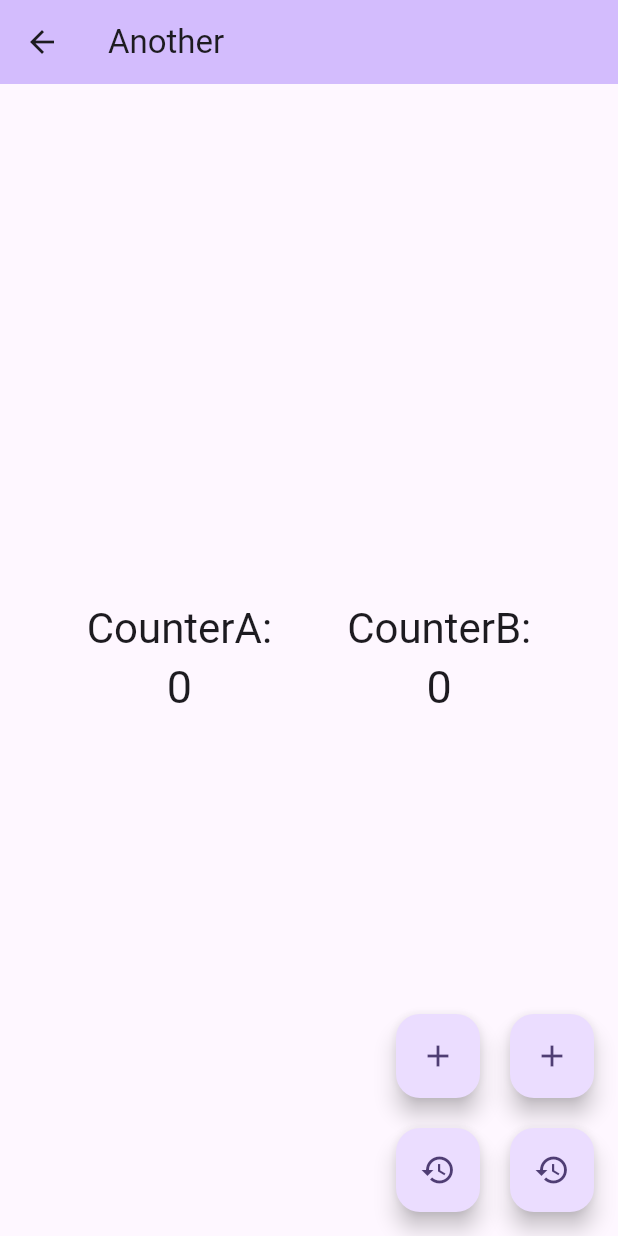
After one commit to peerapattop/flutter_bloc_learn, a Flutter app: the screen it shows after launch, after a tap on the "navigate next" icon, on a phone screen of 412 x 824 dp. The commit adds this screen. Run offline on Flutter 3.47's test engine with Material 3 defaults, Android fonts, the phone set to English and light mode, and no system bars; our stand-ins replace equatable, flutter_bloc.

Commit message:
another page

```diff
--- a/lib/main.dart
+++ b/lib/main.dart
@@ -1,6 +1,8 @@
 import 'package:flutter/material.dart';
 import 'package:flutter_bloc/flutter_bloc.dart';
+import 'package:flutter_bloc_learn/src/app_route.dart';
 import 'package:flutter_bloc_learn/src/bloc/counter_a_bloc/counter_a_bloc.dart';
+import 'package:flutter_bloc_learn/src/bloc/counter_b_bloc/counter_b_bloc.dart';
 import 'package:flutter_bloc_learn/src/pages/home_page.dart';
 
 void main() {
@@ -14,15 +16,17 @@ class MyApp extends StatelessWidget {
   Widget build(BuildContext context) {
     final counterABloc =
     BlocProvider<CounterABloc>(create: (context) => CounterABloc());
-    // final counterABloc =
-    // BlocProvider<CounterABloc>(create: (context) => CounterABloc());
+    final counterBBloc =
+    BlocProvider<CounterBBloc>(create: (context) => CounterBBloc());
     return MultiBlocProvider(
       providers: [
-        counterABloc
+        counterABloc,
+        counterBBloc
       ],
       child: MaterialApp(
         debugShowCheckedModeBanner: false,
         title: 'Flutter Demo',
+        routes: AppRoute().getAll,
         theme: ThemeData(
           colorScheme: ColorScheme.fromSeed(seedColor: Colors.deepPurple),
           useMaterial3: true,
--- /dev/null
+++ b/lib/src/app_route.dart
@@ -0,0 +1,13 @@
+import 'package:flutter/cupertino.dart';
+import 'package:flutter_bloc_learn/src/pages/another.dart';
+import 'package:flutter_bloc_learn/src/pages/home_page.dart';
+
+class AppRoute {
+  static const home = 'home';
+  static const another = 'another';
+  final _route = <String, WidgetBuilder>{
+    home: (context) => const MyHomePage(title: "HomePage"),
+    another: (context) => const AnotherPage(title: "Another")
+  };
+  get getAll => _route;
+}
--- /dev/null
+++ b/lib/src/bloc/counter_b_bloc/counter_b_bloc.dart
@@ -0,0 +1,19 @@
+import 'package:equatable/equatable.dart';
+import 'package:flutter_bloc/flutter_bloc.dart';
+
+part 'counter_b_event.dart';
+part 'counter_b_state.dart';
+
+class CounterBBloc extends Bloc<CounterBEvent, CounterBState> {
+  CounterBBloc() : super(const CounterBState(count: 0)) {
+    //Add
+    on<CounterBEventAdd>((event, emit) {
+      emit(state.copyWith(count: state.count+1));
+    });
+
+    //Reset
+    on<CounterBEventReset>((event, emit) {
+      emit(state.copyWith(count: 0));
+    });
+  }
+}
--- /dev/null
+++ b/lib/src/bloc/counter_b_bloc/counter_b_event.dart
@@ -0,0 +1,12 @@
+part of 'counter_b_bloc.dart';
+
+sealed class CounterBEvent extends Equatable {
+  const CounterBEvent();
+  @override
+
+  List<Object?> get props => [];
+}
+
+class CounterBEventAdd extends CounterBEvent{}
+
+class CounterBEventReset extends CounterBEvent{}
--- /dev/null
+++ b/lib/src/bloc/counter_b_bloc/counter_b_state.dart
@@ -0,0 +1,13 @@
+part of 'counter_b_bloc.dart';
+
+class CounterBState extends Equatable {
+  final int count;
+  const CounterBState({required this.count});
+
+  CounterBState copyWith({int? count}){
+    return CounterBState(count: count ?? this.count);
+  }
+
+  @override
+  List<Object> get props => [count];
+}
--- /dev/null
+++ b/lib/src/pages/another.dart
@@ -0,0 +1,107 @@
+import 'package:flutter/material.dart';
+import 'package:flutter_bloc/flutter_bloc.dart';
+import 'package:flutter_bloc_learn/src/bloc/counter_a_bloc/counter_a_bloc.dart';
+import '../bloc/counter_b_bloc/counter_b_bloc.dart';
+
+class AnotherPage extends StatefulWidget {
+  const AnotherPage({super.key, required this.title});
+
+  final String title;
+
+  @override
+  State<AnotherPage> createState() => _AnotherPageState();
+}
+
+class _AnotherPageState extends State<AnotherPage> {
+  @override
+  Widget build(BuildContext context) {
+    return Scaffold(
+      appBar: AppBar(
+        backgroundColor: Theme.of(context).colorScheme.inversePrimary,
+        title: Text(widget.title),
+      ),
+      body: Row(
+        mainAxisAlignment: MainAxisAlignment.center,
+        children: [
+          BlocBuilder<CounterABloc, CounterAState>(
+            builder: (context, state) {
+              return Column(
+                mainAxisAlignment: MainAxisAlignment.center,
+                children: <Widget>[
+                  Text(
+                    'CounterA:',
+                    style: Theme.of(context).textTheme.headlineMedium,
+                  ),
+                  Text(
+                    '${state.count}',
+                    style: const TextStyle(fontSize: 30),
+                  ),
+                ],
+              );
+            },
+          ),
+          const SizedBox(width: 50),
+          BlocBuilder<CounterBBloc, CounterBState>(
+            builder: (context, state) {
+              return Column(
+                mainAxisAlignment: MainAxisAlignment.center,
+                children: <Widget>[
+                  Text(
+                    'CounterB:',
+                    style: Theme.of(context).textTheme.headlineMedium,
+                  ),
+                  Text(
+                    '${state.count}',
+                    style: const TextStyle(fontSize: 30),
+                  ),
+                ],
+              );
+            },
+          ),
+        ],
+      ),
+      floatingActionButton: Row(
+        mainAxisAlignment: MainAxisAlignment.end,
+        children: [
+          Column(
+            mainAxisAlignment: MainAxisAlignment.end,
+            children: [
+              FloatingActionButton(
+                onPressed: () =>
+                    context.read<CounterABloc>().add(CounterAEventAdd()),
+                tooltip: 'Add',
+                child: const Icon(Icons.add),
+              ),
+              const SizedBox(height: 20),
+              FloatingActionButton(
+                onPressed: () =>
+                    context.read<CounterABloc>().add(CounterAEventReset()),
+                tooltip: 'Reset',
+                child: const Icon(Icons.restore),
+              ),
+            ],
+          ),
+          const SizedBox(width: 20),
+          Column(
+            mainAxisAlignment: MainAxisAlignment.end,
+            children: [
+              FloatingActionButton(
+                onPressed: () =>
+                    context.read<CounterBBloc>().add(CounterBEventAdd()),
+                tooltip: 'Add',
+                child: const Icon(Icons.add),
+              ),
+              const SizedBox(height: 20),
+              FloatingActionButton(
+                onPressed: () =>
+                    context.read<CounterBBloc>().add(CounterBEventReset()),
+                tooltip: 'Reset',
+                child: const Icon(Icons.restore),
+              ),
+            ],
+          ),
+        ],
+      ),
+    );
+  }
+}
--- a/lib/src/pages/home_page.dart
+++ b/lib/src/pages/home_page.dart
@@ -1,5 +1,6 @@
 import 'package:flutter/material.dart';
 import 'package:flutter_bloc/flutter_bloc.dart';
+import 'package:flutter_bloc_learn/src/app_route.dart';
 import 'package:flutter_bloc_learn/src/bloc/counter_a_bloc/counter_a_bloc.dart';
 
 class MyHomePage extends StatefulWidget {
@@ -18,6 +19,12 @@ class _MyHomePageState extends State<MyHomePage> {
       appBar: AppBar(
         backgroundColor: Theme.of(context).colorScheme.inversePrimary,
         title: Text(widget.title),
+        actions: [
+          IconButton(
+            onPressed: () => Navigator.pushNamed(context, AppRoute.another),
+            icon: const Icon(Icons.navigate_next),
+          ),
+        ],
       ),
       body: Center(
         child: Column(
@@ -30,7 +37,8 @@ class _MyHomePageState extends State<MyHomePage> {
             BlocBuilder<CounterABloc, CounterAState>(
               builder: (context, state) {
                 return Text(
-                  '${state.count}',style: const TextStyle(fontSize: 30),
+                  '${state.count}',
+                  style: const TextStyle(fontSize: 30),
                 );
               },
             ),
@@ -41,15 +49,17 @@ class _MyHomePageState extends State<MyHomePage> {
         mainAxisAlignment: MainAxisAlignment.end,
         children: [
           FloatingActionButton(
-            onPressed: () => context.read<CounterABloc>().add(CounterAEventAdd()),
+            onPressed: () =>
+                context.read<CounterABloc>().add(CounterAEventAdd()),
             tooltip: 'Add',
             child: const Icon(Icons.add),
           ),
           const SizedBox(height: 20),
           FloatingActionButton(
-            onPressed: () => context.read<CounterABloc>().add(CounterAEventReset()),
+            onPressed: () =>
+                context.read<CounterABloc>().add(CounterAEventReset()),
             tooltip: 'Reset',
-            child: const Icon(Icons.remove),
+            child: const Icon(Icons.restore),
           ),
         ],
       ),
```
